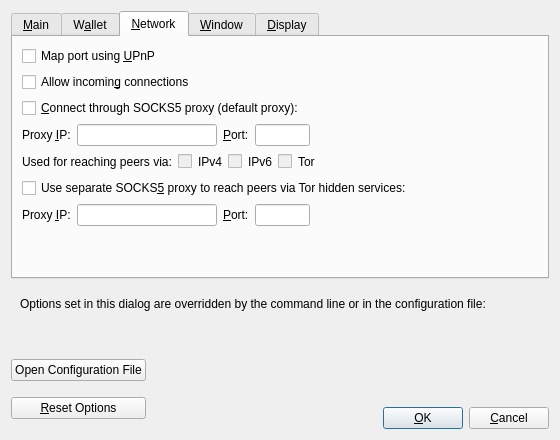
Bitcoin-ABC/bitcoin-abc, file src/qt/forms/optionsdialog.ui: the form before one commit.
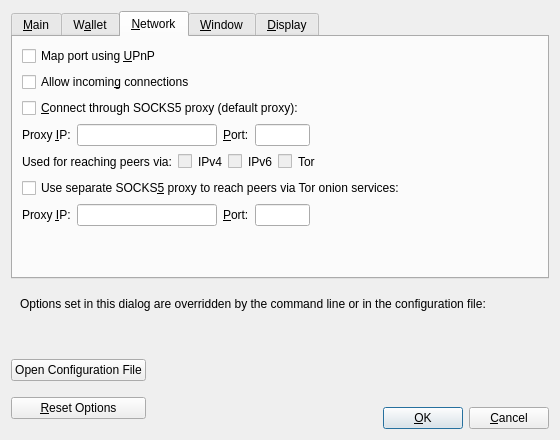
The form after the commit. The open tabs and pages were chosen to show the change. Custom widgets are drawn as their Qt base class.

Patch:
```diff
--- a/src/qt/forms/optionsdialog.ui
+++ b/src/qt/forms/optionsdialog.ui
@@ -462,7 +462,7 @@
           <string>Connect to the Bitcoin network through a separate SOCKS5 proxy for Tor hidden services.</string>
          </property>
          <property name="text">
-          <string>Use separate SOCKS&amp;5 proxy to reach peers via Tor hidden services:</string>
+          <string>Use separate SOCKS&amp;5 proxy to reach peers via Tor onion services:</string>
          </property>
         </widget>
        </item>
```
Left out of the diff: 2 changed lines with no effect on the pictures.
